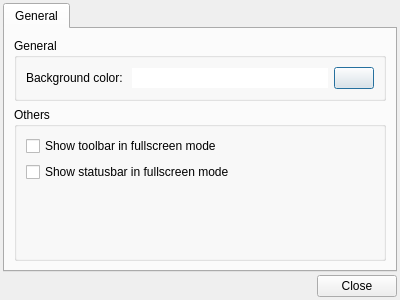
Qt form src/preference_dialog.ui (mstuttgart/pynocchio) before a commit.
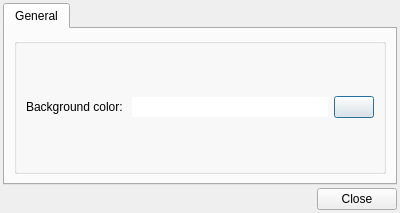
The same form after that commit. Icons and pictures are not drawn. Custom widgets are drawn as their Qt base class.

Commit message: show statusbar and toolbar in fullscreen removed

Diff of the .ui file:
```diff
--- a/src/preference_dialog.ui
+++ b/src/preference_dialog.ui
@@ -10,7 +10,7 @@
     <x>0</x>
     <y>0</y>
     <width>400</width>
-    <height>300</height>
+    <height>213</height>
    </rect>
   </property>
   <property name="windowTitle">
@@ -40,7 +40,7 @@
        <item>
         <widget class="QGroupBox" name="groupBox">
          <property name="title">
-          <string>General</string>
+          <string/>
          </property>
          <layout class="QVBoxLayout" name="verticalLayout">
           <item>
@@ -87,42 +87,6 @@
          </layout>
         </widget>
        </item>
-       <item>
-        <widget class="QGroupBox" name="groupBox_2">
-         <property name="title">
-          <string>Others</string>
-         </property>
-         <layout class="QVBoxLayout" name="verticalLayout_2">
-          <item>
-           <widget class="QCheckBox" name="show_toolbar_in_fullscreen">
-            <property name="text">
-             <string>Show toolbar in fullscreen mode</string>
-            </property>
-           </widget>
-          </item>
-          <item>
-           <widget class="QCheckBox" name="show_statusbar_in_fullscreen">
-            <property name="text">
-             <string>Show statusbar in fullscreen mode</string>
-            </property>
-           </widget>
-          </item>
-          <item>
-           <spacer name="verticalSpacer">
-            <property name="orientation">
-             <enum>Qt::Vertical</enum>
-            </property>
-            <property name="sizeHint" stdset="0">
-             <size>
-              <width>20</width>
-              <height>40</height>
-             </size>
-            </property>
-           </spacer>
-          </item>
-         </layout>
-        </widget>
-       </item>
       </layout>
      </widget>
     </widget>
```
The commit also changes 2 other files.
